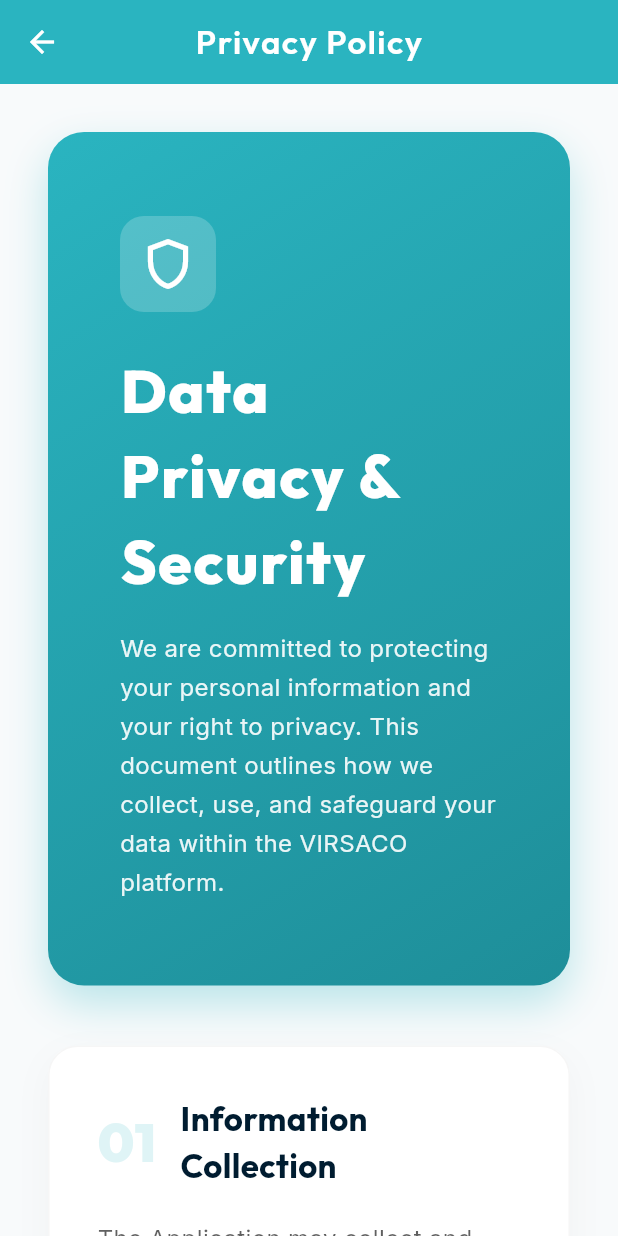
After one commit to rushi123-cell/virsaco_society_web_app, a Flutter app: the PrivacyPolicyView screen opened by its route, on a phone screen of 412 x 824 dp. The commit adds this screen. Run offline on Flutter 3.47's test engine with Material 3 defaults, Android fonts, the phone set to English and light mode, and no system bars; our stand-ins replace cloud_firestore, firebase_auth, firebase_core, get, google_fonts; accounts and stored records are empty.

Commit message:
- privacy added
- privacy added

```diff
--- a/lib/app/modules/dashboard/widgets/side_menu.dart
+++ b/lib/app/modules/dashboard/widgets/side_menu.dart
@@ -96,6 +96,11 @@ class SideMenu extends GetView<DashboardController> {
             title: "Settings",
             index: 5,
             press: () => controller.changeIndex(5),
+          ),
+          _DrawerListTile(
+            title: "Privacy Policy",
+            index: -2,
+            press: () => Get.toNamed('/privacy-policy'),
           ),
           _DrawerListTile(
             title: "Logout",
--- /dev/null
+++ b/lib/app/modules/privacy_policy/privacy_policy_binding.dart
@@ -0,0 +1,11 @@
+import 'package:get/get.dart';
+import 'privacy_policy_controller.dart';
+
+class PrivacyPolicyBinding extends Bindings {
+  @override
+  void dependencies() {
+    Get.lazyPut<PrivacyPolicyController>(
+      () => PrivacyPolicyController(),
+    );
+  }
+}
--- /dev/null
+++ b/lib/app/modules/privacy_policy/privacy_policy_controller.dart
@@ -0,0 +1,5 @@
+import 'package:get/get.dart';
+
+class PrivacyPolicyController extends GetxController {
+  // Controller logic for privacy policy if needed in the future
+}
--- /dev/null
+++ b/lib/app/modules/privacy_policy/privacy_policy_view.dart
@@ -0,0 +1,235 @@
+import 'package:flutter/material.dart';
+import 'package:get/get.dart';
+import 'package:google_fonts/google_fonts.dart';
+import '../../../common/values/app_colors.dart';
+import 'privacy_policy_controller.dart';
+
+class PrivacyPolicyView extends GetView<PrivacyPolicyController> {
+  const PrivacyPolicyView({Key? key}) : super(key: key);
+
+  @override
+  Widget build(BuildContext context) {
+    return Scaffold(
+      backgroundColor: AppColors.background,
+      appBar: AppBar(
+        title: Text(
+          'Privacy Policy',
+          style: GoogleFonts.outfit(
+            fontWeight: FontWeight.w600,
+            color: Colors.white,
+            letterSpacing: 1,
+          ),
+        ),
+        centerTitle: true,
+        backgroundColor: AppColors.primary,
+        elevation: 0,
+        iconTheme: const IconThemeData(color: Colors.white),
+      ),
+      body: SingleChildScrollView(
+        child: Padding(
+          padding: const EdgeInsets.all(32.0),
+          child: Column(
+            crossAxisAlignment: CrossAxisAlignment.start,
+            children: [
+              // Hero Header filling the top space
+              Container(
+                width: double.infinity,
+                padding: const EdgeInsets.symmetric(horizontal: 48, vertical: 56),
+                decoration: BoxDecoration(
+                  gradient: AppColors.primaryGradient,
+                  borderRadius: BorderRadius.circular(24),
+                  boxShadow: [
+                    BoxShadow(
+                      color: AppColors.primary.withOpacity(0.3),
+                      blurRadius: 24,
+                      offset: const Offset(0, 12),
+                    ),
+                  ],
+                ),
+                child: Row(
+                  children: [
+                    Expanded(
+                      child: Column(
+                        crossAxisAlignment: CrossAxisAlignment.start,
+                        children: [
+                          Container(
+                            padding: const EdgeInsets.all(12),
+                            decoration: BoxDecoration(
+                              color: Colors.white.withOpacity(0.2),
+                              borderRadius: BorderRadius.circular(16),
+                            ),
+                            child: const Icon(Icons.shield_outlined, size: 40, color: Colors.white),
+                          ),
+                          const SizedBox(height: 24),
+                          Text(
+                            'Data Privacy & Security',
+                            style: GoogleFonts.outfit(
+                              fontSize: 40,
+                              fontWeight: FontWeight.w800,
+                              color: Colors.white,
+                              letterSpacing: 1.2,
+                            ),
+                          ),
+                          const SizedBox(height: 16),
+                          Text(
+                            'We are committed to protecting your personal information and your right to privacy. This document outlines how we collect, use, and safeguard your data within the VIRSACO platform.',
+                            style: GoogleFonts.inter(
+                              fontSize: 16,
+                              color: Colors.white.withOpacity(0.9),
+                              height: 1.6,
+                            ),
+                          ),
+                        ],
+                      ),
+                    ),
+                    if (MediaQuery.of(context).size.width > 800) ...[
+                       const SizedBox(width: 48),
+                       Icon(Icons.admin_panel_settings_outlined, size: 160, color: Colors.white.withOpacity(0.15)),
+                       const SizedBox(width: 48),
+                    ]
+                  ],
+                ),
+              ),
+              const SizedBox(height: 40),
+
+              // Responsive Grid/Wrap to fill horizontal space
+              LayoutBuilder(
+                builder: (context, constraints) {
+                  // Calculate dynamic width to create 2 columns on large screens
+                  double spacing = 24;
+                  int columns = constraints.maxWidth > 900 ? 2 : 1;
+                  double cardWidth = (constraints.maxWidth - (spacing * (columns - 1))) / columns;
+
+                  return Wrap(
+                    spacing: spacing,
+                    runSpacing: spacing,
+                    children: [
+                      _buildGridCard(
+                        width: cardWidth,
+                        number: '01',
+                        title: 'Information Collection',
+                        content: 'The Application may collect and process personal information necessary for society management functionality. This includes names, contact details, and residential unit information to manage resident profiles, facilitate communication, and handle administrative tasks.',
+                      ),
+                      _buildGridCard(
+                        width: cardWidth,
+                        number: '02',
+                        title: 'Location Data',
+                        content: 'This Application does not collect precise information about the location of your mobile device or computer. We only track actions related to your apartment or community facilities as entered by you.',
+                      ),
+                      _buildGridCard(
+                        width: cardWidth,
+                        number: '03',
+                        title: 'Third-Party Access',
+                        content: 'We do not sell or trade your personally identifiable information to outside parties. We may only disclose User Provided Information as required by law (e.g., subpoena) or when we believe disclosure is necessary to protect rights, safety, or investigate fraud.',
+                      ),
+                      _buildGridCard(
+                        width: cardWidth,
+                        number: '04',
+                        title: 'Data Retention',
+                        content: 'We will retain User Provided data for as long as you use the Application and for a reasonable time thereafter to ensure smooth operation of society administration. If you wish to delete your data, please contact your society admin.',
+                      ),
+                      _buildGridCard(
+                        width: cardWidth,
+                        number: '05',
+                        title: 'Security Measures',
+                        content: 'We are concerned about safeguarding the confidentiality of your information. We provide robust physical, electronic, and procedural safeguards to protect information we process and maintain against unauthorized access or disclosure.',
+                      ),
+                      _buildGridCard(
+                        width: cardWidth,
+                        number: '06',
+                        title: 'Policy Updates',
+                        content: 'This Privacy Policy may be updated from time to time for any reason. You are advised to consult this Privacy Policy regularly for any changes, as continued use is deemed approval of all changes.',
+                      ),
+                      _buildGridCard(
+                        // Make the final contact card full width
+                        width: constraints.maxWidth,
+                        number: '07',
+                        title: 'Contact Information',
+                        content: 'If you have any questions regarding privacy while using the Application, or have questions about our practices, please contact us via email at info@virsaco.com. We are always here to help clarify our data practices.',
+                        isFullWidth: true,
+                      ),
+                    ],
+                  );
+                }
+              ),
+              const SizedBox(height: 48),
+              Center(
+                child: Text(
+                  '© ${DateTime.now().year} VIRSACO. All rights reserved.',
+                  style: GoogleFonts.inter(
+                    color: AppColors.grey,
+                    fontSize: 14,
+                    fontWeight: FontWeight.w500,
+                  ),
+                ),
+              ),
+              const SizedBox(height: 20),
+            ],
+          ),
+        ),
+      ),
+    );
+  }
+
+  Widget _buildGridCard({
+    required double width,
+    required String number,
+    required String title,
+    required String content,
+    bool isFullWidth = false,
+  }) {
+    return Container(
+      width: width,
+      padding: const EdgeInsets.all(32),
+      decoration: BoxDecoration(
+        color: AppColors.white,
+        borderRadius: BorderRadius.circular(20),
+        border: Border.all(color: AppColors.lightGrey.withOpacity(0.3)),
+        boxShadow: [
+          BoxShadow(
+            color: Colors.black.withOpacity(0.03),
+            blurRadius: 20,
+            offset: const Offset(0, 8),
+          ),
+        ],
+      ),
+      child: Column(
+        crossAxisAlignment: CrossAxisAlignment.start,
+        children: [
+          Row(
+            children: [
+              Text(
+                number,
+                style: GoogleFonts.outfit(
+                  fontSize: 36,
+                  fontWeight: FontWeight.w900,
+                  color: AppColors.primary.withOpacity(0.15),
+                ),
+              ),
+              const SizedBox(width: 16),
+              Expanded(
+                child: Text(
+                  title,
+                  style: GoogleFonts.outfit(
+                    fontSize: 22,
+                    fontWeight: FontWeight.bold,
+                    color: AppColors.secondary,
+                  ),
+                ),
+              ),
+            ],
+          ),
+          const SizedBox(height: 20),
+          Text(
+            content,
+            style: GoogleFonts.inter(
+              fontSize: 16,
+              color: AppColors.black.withOpacity(0.7),
+              height: 1.6,
+            ),
+          ),
+        ],
+      ),
+    );
+  }
+}
--- a/lib/app/routes/app_pages.dart
+++ b/lib/app/routes/app_pages.dart
@@ -7,6 +7,8 @@ import '../modules/auth/forgot_password/forgot_password_view.dart';
 import '../modules/auth/forgot_password/forgot_password_binding.dart';
 import '../modules/profile/profile_view.dart';
 import '../modules/profile/profile_binding.dart';
+import '../modules/privacy_policy/privacy_policy_view.dart';
+import '../modules/privacy_policy/privacy_policy_binding.dart';
 
 part 'app_routes.dart';
 
@@ -36,5 +38,10 @@ class AppPages {
       page: () => const ProfileView(),
       binding: ProfileBinding(),
     ),
+    GetPage(
+      name: _Paths.PRIVACY_POLICY,
+      page: () => const PrivacyPolicyView(),
+      binding: PrivacyPolicyBinding(),
+    ),
   ];
 }
--- a/lib/app/routes/app_routes.dart
+++ b/lib/app/routes/app_routes.dart
@@ -6,6 +6,7 @@ abstract class Routes {
   static const FORGOT_PASSWORD = _Paths.FORGOT_PASSWORD;
   static const DASHBOARD = _Paths.DASHBOARD;
   static const PROFILE = _Paths.PROFILE;
+  static const PRIVACY_POLICY = _Paths.PRIVACY_POLICY;
 
   // Dashboard Sections
   static const RESEARCH_BUILDING = _Paths.RESEARCH_BUILDING;
@@ -19,6 +20,7 @@ abstract class _Paths {
   static const FORGOT_PASSWORD = '/forgot-password';
   static const DASHBOARD = '/dashboard';
   static const PROFILE = '/profile';
+  static const PRIVACY_POLICY = '/privacy-policy';
 
   static const RESEARCH_BUILDING = '/research-building';
   static const HOSTEL = '/hostel';
--- a/lib/common/widgets/custom_pagination.dart
+++ b/lib/common/widgets/custom_pagination.dart
@@ -20,13 +20,13 @@ class CustomPagination extends StatelessWidget {
       child: Row(
         mainAxisAlignment: MainAxisAlignment.center,
         children: [
-          _PaginationActionBtn(
+          Obx(() => _PaginationActionBtn(
             icon: Icons.chevron_left,
             onTap: () {
               if (currentPage.value > 1) currentPage.value--;
             },
             enabled: currentPage.value > 1,
-          ),
+          )),
           const SizedBox(width: 12),
           Container(
             padding: const EdgeInsets.all(4),
@@ -46,13 +46,13 @@ class CustomPagination extends StatelessWidget {
             )),
           ),
           const SizedBox(width: 12),
-          _PaginationActionBtn(
+          Obx(() => _PaginationActionBtn(
             icon: Icons.chevron_right,
             onTap: () {
               if (currentPage.value < totalPages) currentPage.value++;
             },
             enabled: currentPage.value < totalPages,
-          ),
+          )),
         ],
       ),
     );
```
